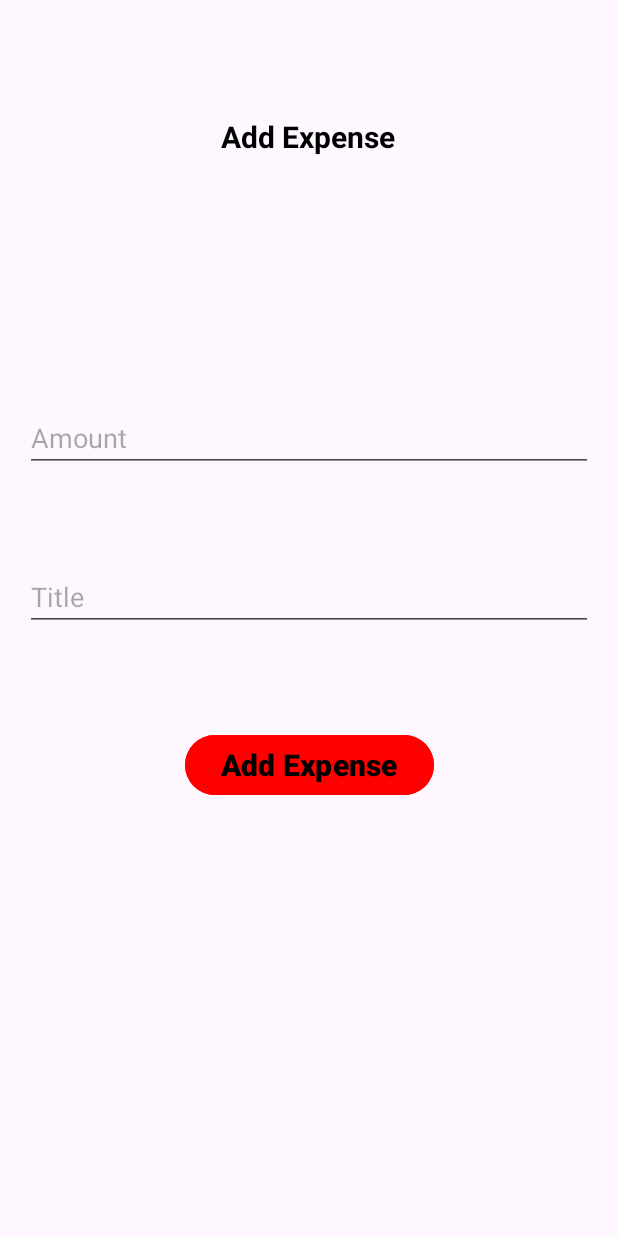
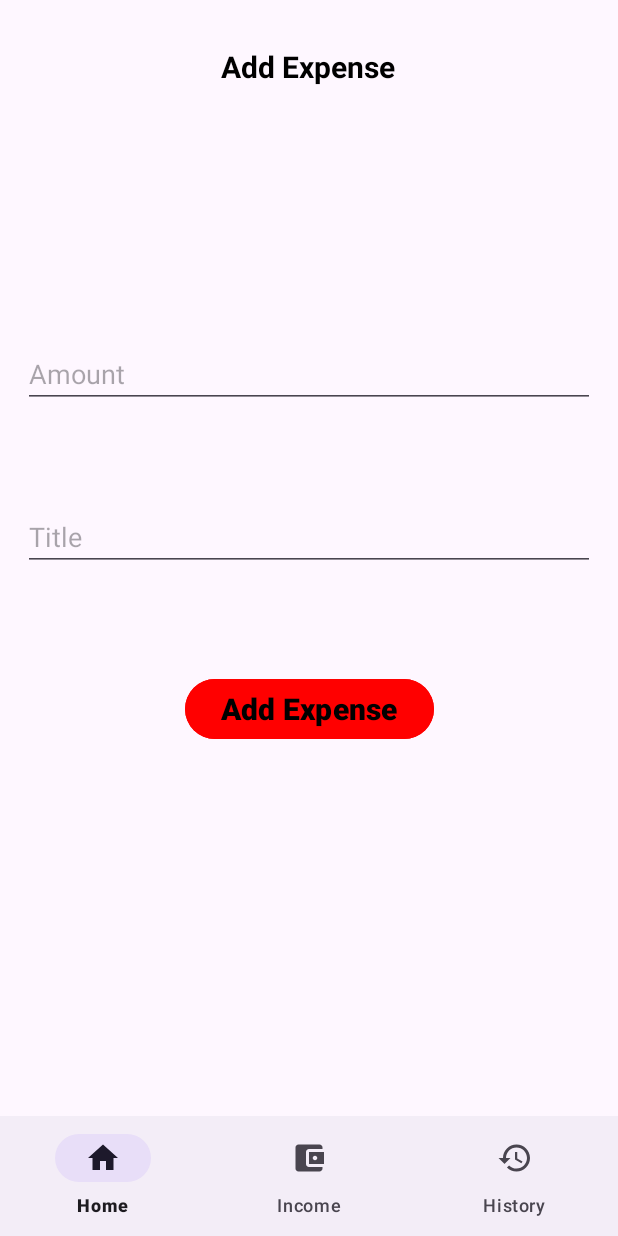
Before and after one commit to Drawins/ExpenseTracker, an Android app: the screen it shows after launch (MainActivity), after a tap on an icon or button, on a phone screen of 412 x 824 dp. Run offline under Robolectric (Android 15) with nearby library versions, the phone set to English and light mode, and no system bars; our stand-ins replace Room's generated code, navigation-ui; 1 statement that could not run was skipped.

Commit message:
Added a bottom navigation view for easier navigation and improves the ui

```diff
--- a/app/src/main/AndroidManifest.xml
+++ b/app/src/main/AndroidManifest.xml
@@ -2,7 +2,9 @@
 <manifest xmlns:android="http://schemas.android.com/apk/res/android"
     xmlns:tools="http://schemas.android.com/tools">
 
+    <uses-permission android:name="android.permission.POST_NOTIFICATIONS" />
     <application
+        android:name=".LocalNotification.MyApp"
         android:allowBackup="true"
         android:dataExtractionRules="@xml/data_extraction_rules"
         android:fullBackupContent="@xml/backup_rules"
--- a/app/src/main/java/com/example/expensetracker/AddFragment.kt
+++ b/app/src/main/java/com/example/expensetracker/AddFragment.kt
@@ -11,6 +11,7 @@ import android.widget.EditText
 import androidx.annotation.RequiresApi
 import androidx.lifecycle.ViewModelProvider
 import androidx.navigation.fragment.findNavController
+import com.example.expensetracker.LocalNotification.ExpenseNotificationService
 import com.example.expensetracker.RoomDataBase.Expense
 import com.example.expensetracker.ViewModel.ExpenseViewModel
 import com.example.expensetracker.ViewModel.IncomeViewModel
@@ -27,6 +28,7 @@ class AddFragment : Fragment() {
     private lateinit var titleEditText: EditText
     private lateinit var amountEditText: EditText
 
+    private lateinit var service: ExpenseNotificationService
 
     @RequiresApi(Build.VERSION_CODES.O)
     override fun onCreateView(
@@ -40,7 +42,8 @@ class AddFragment : Fragment() {
         titleEditText = binding.titleEditText
         amountEditText = binding.amountEditText
 
-
+        // Initialize service lazily
+        service = ExpenseNotificationService(requireContext())
 
         val addExpenseButton: Button = binding.addExpenseButton
         addExpenseButton.setOnClickListener {
@@ -55,14 +58,14 @@ class AddFragment : Fragment() {
             val formatterTime = DateTimeFormatter.ofPattern("hh:mm a")
             val formattedTime = currentTime.format(formatterTime)
 
-
-
             if (title.isNotEmpty() && amount.isNotEmpty()) {
-                val expense = Expense(0, title, amount, formattedDate,formattedTime)
+                val expense = Expense(0, title, amount, formattedDate, formattedTime)
                 expenseViewModel.addExpense(expense)
                 titleEditText.text.clear()
                 amountEditText.text.clear()
             }
+            service.showNotification()
+
             findNavController().navigate(R.id.action_addFragment_to_displayFragment)
         }
 
--- a/app/src/main/java/com/example/expensetracker/AddIncomeFragment.kt
+++ b/app/src/main/java/com/example/expensetracker/AddIncomeFragment.kt
@@ -30,9 +30,6 @@ class AddIncomeFragment : Fragment() {
         incomeAddButton = binding.addIncomeButton
         incomeViewModel = ViewModelProvider(this)[IncomeViewModel::class.java]
 
-        val args: AddIncomeFragmentArgs by navArgs()
-        incomeEditText.setText(args.income)
-
         button = binding.button
         button.setOnClickListener {
             incomeViewModel.deleteIncome()
--- a/app/src/main/java/com/example/expensetracker/DisplayFragment.kt
+++ b/app/src/main/java/com/example/expensetracker/DisplayFragment.kt
@@ -30,8 +30,7 @@ class DisplayFragment : Fragment() {
     private lateinit var balanceTextView: TextView
     private lateinit var expenseTextView: TextView
     private lateinit var incomeTextView: TextView
-    private lateinit var moreExpense: TextView
-    private lateinit var button: Button
+
 
 
     private var expenses: List<Expense> = emptyList()
@@ -54,9 +53,6 @@ class DisplayFragment : Fragment() {
         incomeTextView = binding.incomeTextView
         balanceTextView = binding.textViewBalance
         expenseTextView = binding.expenseTextView
-        moreExpense = binding.moreExpense
-
-
 
 
         expenseAdapter = ExpenseAdapter()
@@ -64,32 +60,22 @@ class DisplayFragment : Fragment() {
         recyclerView.adapter = expenseAdapter
         recyclerView.layoutManager = LinearLayoutManager(requireContext())
 
+        expenseViewModel = ViewModelProvider(this)[ExpenseViewModel::class.java]
 
-        expenseViewModel = ViewModelProvider(this)[ExpenseViewModel::class.java]
         incomeViewModel = ViewModelProvider(this)[IncomeViewModel::class.java]
 
-
-
-        incomeTextView.setOnClickListener {
-            val action = DisplayFragmentDirections.actionDisplayFragmentToAddIncomeFragment(
-                sumIncome.toString()
-            )
-            findNavController().navigate(action)
-        }
+            incomeViewModel.sumOfIncome.observe(viewLifecycleOwner) { sum ->
+               this.sumIncome = sum
+                incomeTextView.text = sumIncome.toString()
+                updateBalance()
+            }
 
 
         incomeViewModel.readAllIncome.observe(viewLifecycleOwner) { income ->
             this.income = income
-
             incomeTextView.text = sumIncome.toString()
             updateBalance()
         }
-        incomeViewModel.sumOfIncome.observe(viewLifecycleOwner) { sum ->
-            sumIncome = sum
-            incomeTextView.text = sumIncome.toString()
-
-        }
-
 
         expenseViewModel.readAllExpense.observe(viewLifecycleOwner) { expenses ->
             this.expenses = expenses
@@ -107,10 +93,6 @@ class DisplayFragment : Fragment() {
             findNavController().navigate(action)
         }
 
-
-        moreExpense.setOnClickListener {
-            findNavController().navigate(R.id.action_displayFragment_to_expenseFragment)
-        }
     }
     private   fun updateBalance() {
         val resultDouble = sumIncome - sumExpense
--- /dev/null
+++ b/app/src/main/java/com/example/expensetracker/LocalNotification/ExpenseNotificationService.kt
@@ -0,0 +1,36 @@
+package com.example.expensetracker.LocalNotification
+
+import android.app.NotificationManager
+import android.app.PendingIntent
+import android.content.Context
+import android.content.Intent
+import android.os.Build
+import androidx.core.app.NotificationCompat
+import com.example.expensetracker.ExpenseFragment
+import com.example.expensetracker.R
+
+class ExpenseNotificationService(private val context: Context) {
+    private val notificationManager = context.getSystemService(Context.NOTIFICATION_SERVICE) as NotificationManager
+    fun showNotification(){
+        val activityIntent = Intent(context,ExpenseFragment::class.java)
+        val pendingActivityIntent = PendingIntent.getActivity(
+            context,
+            1,
+            activityIntent,
+            if (Build.VERSION.SDK_INT >= Build.VERSION_CODES.M) PendingIntent.FLAG_IMMUTABLE else 0
+        )
+        val notification = NotificationCompat.Builder(context, EXPENSE_CHANNEL_ID)
+            .setSmallIcon(R.drawable.baseline_add_24)
+            .setContentTitle("New Expense Added")
+            .setContentIntent(pendingActivityIntent)
+            .build()
+
+        notificationManager.notify(
+            1,
+            notification
+        )
+    }
+    companion object{
+        const val EXPENSE_CHANNEL_ID = "expense_channel"
+    }
+}
--- /dev/null
+++ b/app/src/main/java/com/example/expensetracker/LocalNotification/MyApp.kt
@@ -0,0 +1,27 @@
+package com.example.expensetracker.LocalNotification
+
+import android.app.Application
+import android.app.NotificationChannel
+import android.app.NotificationManager
+import android.content.Context
+import android.os.Build
+
+class MyApp:Application() {
+    override fun onCreate() {
+        super.onCreate()
+        createNotificationChannel()
+    }
+
+    private fun createNotificationChannel() {
+        if (Build.VERSION.SDK_INT >= Build.VERSION_CODES.O){
+            val channel = NotificationChannel(
+                ExpenseNotificationService.EXPENSE_CHANNEL_ID,
+                "counter",
+                NotificationManager.IMPORTANCE_DEFAULT
+            )
+            channel.description = "Used to alert on addition of an income or expense"
+            val notificationManager = getSystemService(Context.NOTIFICATION_SERVICE)as NotificationManager
+            notificationManager.createNotificationChannel(channel)
+        }
+    }
+}
--- a/app/src/main/java/com/example/expensetracker/MainActivity.kt
+++ b/app/src/main/java/com/example/expensetracker/MainActivity.kt
@@ -2,10 +2,25 @@ package com.example.expensetracker
 
 import androidx.appcompat.app.AppCompatActivity
 import android.os.Bundle
+import androidx.navigation.fragment.NavHostFragment
+import androidx.navigation.NavController
+import androidx.navigation.ui.setupWithNavController
+import com.google.android.material.bottomnavigation.BottomNavigationView
 
 class MainActivity : AppCompatActivity() {
+    private lateinit var navController: NavController
+
     override fun onCreate(savedInstanceState: Bundle?) {
         super.onCreate(savedInstanceState)
         setContentView(R.layout.activity_main)
+
+        val bottomNavigation = findViewById<BottomNavigationView>(R.id.bottomNavigationView)
+        val navHostFragment = supportFragmentManager.findFragmentById(R.id.fragmentContainerView) as NavHostFragment
+        navController = navHostFragment.navController
+
+        bottomNavigation.setupWithNavController(navController)
+        navController.addOnDestinationChangedListener { _, destination, _ ->
+            bottomNavigation.menu.findItem(destination.id)?.isChecked = true
+        }
     }
 }
--- a/app/src/main/java/com/example/expensetracker/RoomDataBase/ExpenseDataBase.kt
+++ b/app/src/main/java/com/example/expensetracker/RoomDataBase/ExpenseDataBase.kt
@@ -26,7 +26,7 @@ abstract class ExpenseDataBase: RoomDatabase() {
                     context.applicationContext,
                     ExpenseDataBase::class.java,
                     "expense_database"
-                ).fallbackToDestructiveMigration()
+                )
                     .build()
                 INSTNACE = instance
                 return  instance
--- a/app/src/main/java/com/example/expensetracker/RoomDataBase/IncomeDataBase.kt
+++ b/app/src/main/java/com/example/expensetracker/RoomDataBase/IncomeDataBase.kt
@@ -25,7 +25,7 @@ abstract class IncomeDataBase : RoomDatabase() {
                     context.applicationContext,
                     IncomeDataBase::class.java,
                     "income_database"
-                ).fallbackToDestructiveMigration()
+                )
                     .build()
                 INSTANCE = instance
                 return instance
--- a/app/src/main/java/com/example/expensetracker/ViewModel/IncomeViewModel.kt
+++ b/app/src/main/java/com/example/expensetracker/ViewModel/IncomeViewModel.kt
@@ -38,9 +38,4 @@ class IncomeViewModel(application: Application) : AndroidViewModel(application)
             incomeRepository.updateIncome(income)
         }
     }
-    fun getSumOfIncome(){
-        viewModelScope.launch {
-            incomeRepository.getSumOfIncome()
-        }
-    }
 }
--- /dev/null
+++ b/app/src/main/res/drawable/baseline_account_balance_wallet_24.xml
@@ -0,0 +1,5 @@
+<vector android:height="24dp" android:tint="#000000"
+    android:viewportHeight="24" android:viewportWidth="24"
+    android:width="24dp" xmlns:android="http://schemas.android.com/apk/res/android">
+    <path android:fillColor="@android:color/white" android:pathData="M21,18v1c0,1.1 -0.9,2 -2,2L5,21c-1.11,0 -2,-0.9 -2,-2L3,5c0,-1.1 0.89,-2 2,-2h14c1.1,0 2,0.9 2,2v1h-9c-1.11,0 -2,0.9 -2,2v8c0,1.1 0.89,2 2,2h9zM12,16h10L22,8L12,8v8zM16,13.5c-0.83,0 -1.5,-0.67 -1.5,-1.5s0.67,-1.5 1.5,-1.5 1.5,0.67 1.5,1.5 -0.67,1.5 -1.5,1.5z"/>
+</vector>
--- /dev/null
+++ b/app/src/main/res/drawable/baseline_add_alert_24.xml
@@ -0,0 +1,5 @@
+<vector android:height="24dp" android:tint="#000000"
+    android:viewportHeight="24" android:viewportWidth="24"
+    android:width="24dp" xmlns:android="http://schemas.android.com/apk/res/android">
+    <path android:fillColor="@android:color/white" android:pathData="M10.01,21.01c0,1.1 0.89,1.99 1.99,1.99s1.99,-0.89 1.99,-1.99h-3.98zM18.88,16.82L18.88,11c0,-3.25 -2.25,-5.97 -5.29,-6.69v-0.72C13.59,2.71 12.88,2 12,2s-1.59,0.71 -1.59,1.59v0.72C7.37,5.03 5.12,7.75 5.12,11v5.82L3,18.94L3,20h18v-1.06l-2.12,-2.12zM16,13.01h-3v3h-2v-3L8,13.01L8,11h3L11,8h2v3h3v2.01z"/>
+</vector>
--- /dev/null
+++ b/app/src/main/res/drawable/baseline_history_24.xml
@@ -0,0 +1,5 @@
+<vector android:height="24dp" android:tint="#000000"
+    android:viewportHeight="24" android:viewportWidth="24"
+    android:width="24dp" xmlns:android="http://schemas.android.com/apk/res/android">
+    <path android:fillColor="@android:color/white" android:pathData="M13,3c-4.97,0 -9,4.03 -9,9L1,12l3.89,3.89 0.07,0.14L9,12L6,12c0,-3.87 3.13,-7 7,-7s7,3.13 7,7 -3.13,7 -7,7c-1.93,0 -3.68,-0.79 -4.94,-2.06l-1.42,1.42C8.27,19.99 10.51,21 13,21c4.97,0 9,-4.03 9,-9s-4.03,-9 -9,-9zM12,8v5l4.28,2.54 0.72,-1.21 -3.5,-2.08L13.5,8L12,8z"/>
+</vector>
--- /dev/null
+++ b/app/src/main/res/drawable/baseline_home_24.xml
@@ -0,0 +1,5 @@
+<vector android:height="24dp" android:tint="#000000"
+    android:viewportHeight="24" android:viewportWidth="24"
+    android:width="24dp" xmlns:android="http://schemas.android.com/apk/res/android">
+    <path android:fillColor="@android:color/white" android:pathData="M10,20v-6h4v6h5v-8h3L12,3 2,12h3v8z"/>
+</vector>
--- a/app/src/main/res/layout/activity_main.xml
+++ b/app/src/main/res/layout/activity_main.xml
@@ -1,22 +1,26 @@
 <?xml version="1.0" encoding="utf-8"?>
-<androidx.constraintlayout.widget.ConstraintLayout xmlns:android="http://schemas.android.com/apk/res/android"
+<androidx.constraintlayout.widget.ConstraintLayout
+    xmlns:android="http://schemas.android.com/apk/res/android"
     xmlns:app="http://schemas.android.com/apk/res-auto"
     xmlns:tools="http://schemas.android.com/tools"
     android:layout_width="match_parent"
     android:layout_height="match_parent"
     tools:context=".MainActivity">
 
+    <com.google.android.material.bottomnavigation.BottomNavigationView
+        android:id="@+id/bottomNavigationView"
+        android:layout_width="match_parent"
+        android:layout_height="wrap_content"
+        app:layout_constraintBottom_toBottomOf="parent"
+        app:menu="@menu/bottom_nav"/>
+
     <androidx.fragment.app.FragmentContainerView
-        android:id="@+id/fragmentContainerView2"
+        android:id="@+id/fragmentContainerView"
         android:name="androidx.navigation.fragment.NavHostFragment"
-        android:layout_width="409dp"
-        android:layout_height="729dp"
+        android:layout_width="match_parent"
+        android:layout_height="0dp"
         app:defaultNavHost="true"
-        app:layout_constraintBottom_toBottomOf="parent"
-        app:layout_constraintEnd_toEndOf="parent"
-        app:layout_constraintHorizontal_bias="0.5"
-        app:layout_constraintStart_toStartOf="parent"
+        app:layout_constraintBottom_toTopOf="@id/bottomNavigationView"
         app:layout_constraintTop_toTopOf="parent"
-        app:layout_constraintVertical_bias="0.5"
         app:navGraph="@navigation/my_nav" />
 </androidx.constraintlayout.widget.ConstraintLayout>
--- /dev/null
+++ b/app/src/main/res/menu/bottom_nav.xml
@@ -0,0 +1,17 @@
+<?xml version="1.0" encoding="utf-8"?>
+<menu xmlns:app="http://schemas.android.com/apk/res-auto"
+    xmlns:android="http://schemas.android.com/apk/res/android">
+
+    <item
+        android:id="@+id/displayFragment"
+        android:title="Home"
+        android:icon="@drawable/baseline_home_24"/>
+    <item
+        android:id="@+id/addIncomeFragment"
+        android:title="Income"
+        android:icon="@drawable/baseline_account_balance_wallet_24"/>
+    <item
+        android:id="@+id/expenseFragment"
+        android:title="History"
+        android:icon="@drawable/baseline_history_24"/>
+</menu>
--- a/app/src/main/res/navigation/my_nav.xml
+++ b/app/src/main/res/navigation/my_nav.xml
@@ -37,7 +37,6 @@
         <action
             android:id="@+id/action_addIncomeFragment_to_displayFragment"
             app:destination="@id/displayFragment" />
-        <argument android:name="income" />
     </fragment>
     <fragment
         android:id="@+id/expenseFragment"
```
Also changed, not shown: app/src/main/res/layout/fragment_display.xml (+0 -14 lines).
